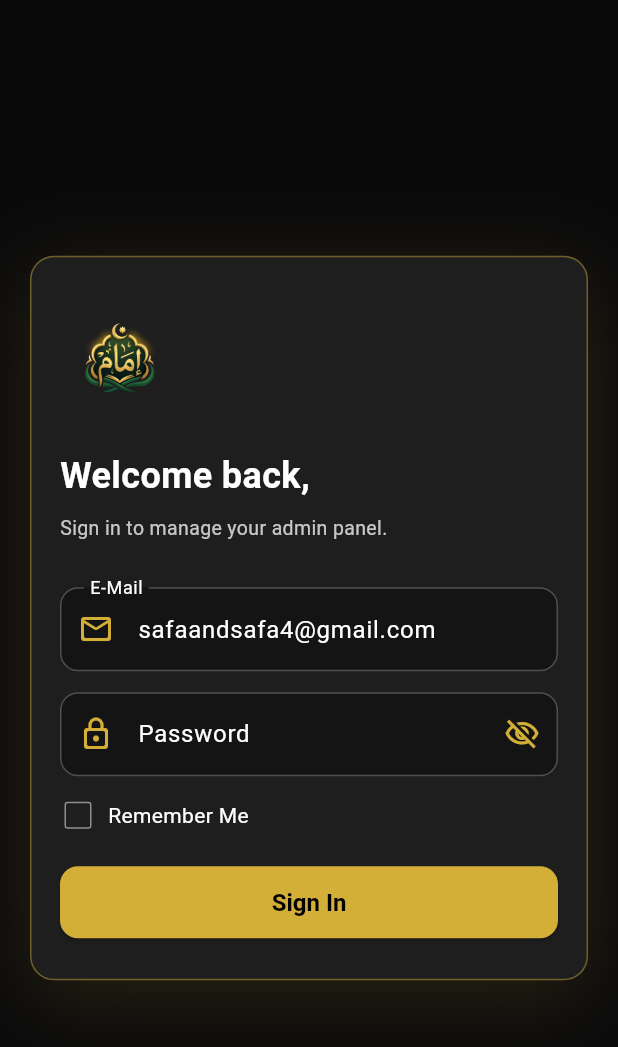
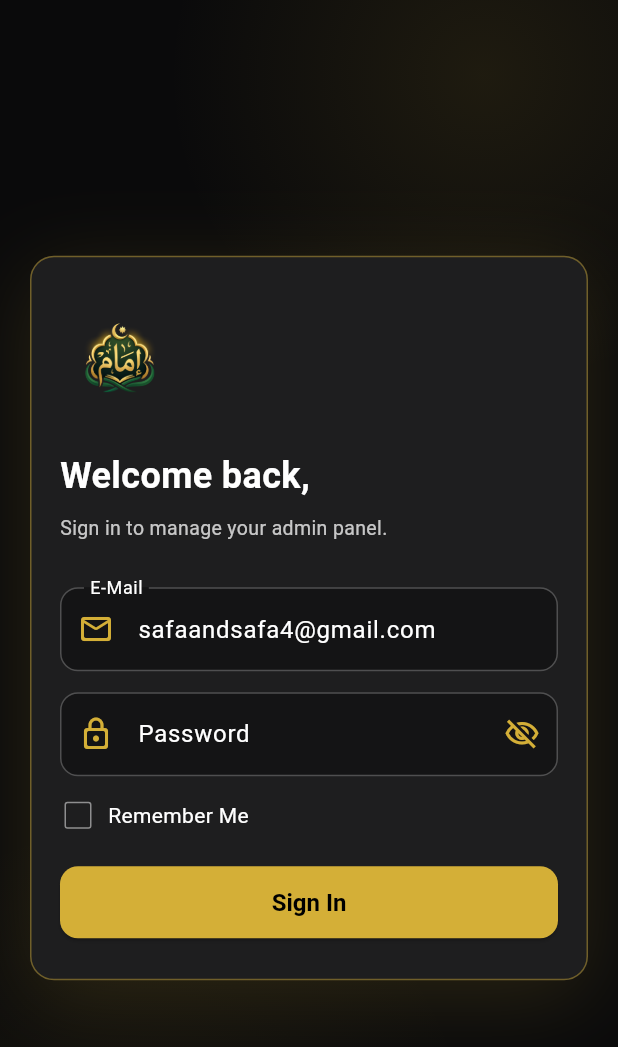
Before and after one commit to shpper-dev/emam-admin-web-app, a Flutter app: the screen it shows after launch, on a phone screen of 412 x 824 dp. Shown: the top 1047 px of the screen. Run offline on Flutter 3.47's test engine with Material 3 defaults, Android fonts, the phone set to English and light mode, and no system bars; our stand-ins replace cached_network_image, dio, firebase_core, flutter_riverpod, go_router, google_fonts and 2 more; accounts and stored records are empty.

Commit message:
UI changed

```diff
--- /dev/null
+++ b/devtools_options.yaml
@@ -0,0 +1,3 @@
+description: This file stores settings for Dart & Flutter DevTools.
+documentation: https://docs.flutter.dev/tools/devtools/extensions#configure-extension-enablement-states
+extensions:
--- a/lib/core/constants/app_constants.dart
+++ b/lib/core/constants/app_constants.dart
@@ -20,6 +20,13 @@ class AppConstants {
     color: bgColor,
     borderRadius: BorderRadius.circular(12),
     border: Border.all(color: Colors.white.withValues(alpha: 0.06)),
+    boxShadow: [
+      BoxShadow(
+        color: Colors.black.withValues(alpha: 0.25),
+        blurRadius: 10,
+        offset: const Offset(0, 4),
+      ),
+    ],
   );
 
   static const String emamLogo = 'assets/images/emam.png';
--- a/lib/core/responsive/desktop_scaffold.dart
+++ b/lib/core/responsive/desktop_scaffold.dart
@@ -18,7 +18,7 @@ class DesktopScaffold extends StatelessWidget {
           const AppDrawer().paddingOnly(left: 28),
           Container(
             width: 1,
-            color: Colors.grey.shade900,
+            color: const Color(0xFF1E1E20),
           ),
           Expanded(child: body),
         ],
--- a/lib/core/theme/app_theme.dart
+++ b/lib/core/theme/app_theme.dart
@@ -17,6 +17,9 @@ class AppTheme {
         scaffoldBackgroundColor: AppConstants.bgColor,
         brightness: Brightness.dark,
         fontFamily: GoogleFonts.aBeeZee().fontFamily,
+        splashColor: AppConstants.primary.withValues(alpha: 0.10),
+        highlightColor: AppConstants.primary.withValues(alpha: 0.05),
+        hoverColor: AppConstants.primary.withValues(alpha: 0.06),
         colorScheme: const ColorScheme.dark(
           primary: AppConstants.primary,
           onPrimary: Colors.black,
@@ -28,12 +31,44 @@ class AppTheme {
         appBarTheme: AppBarTheme(
           backgroundColor: AppConstants.bgColor,
           foregroundColor: AppConstants.primary,
+          elevation: 0,
+          scrolledUnderElevation: 0,
+          surfaceTintColor: Colors.transparent,
           iconTheme: const IconThemeData(color: AppConstants.primary),
           titleTextStyle: GoogleFonts.aBeeZee(
             color: AppConstants.primary,
             fontSize: 20,
             fontWeight: FontWeight.w600,
           ),
+        ),
+        dividerTheme: const DividerThemeData(
+          color: Color(0xFF1E1E20),
+          thickness: 1,
+          space: 1,
+        ),
+        dialogTheme: const DialogThemeData(
+          surfaceTintColor: Colors.transparent,
+        ),
+        cardTheme: const CardThemeData(
+          surfaceTintColor: Colors.transparent,
+        ),
+        progressIndicatorTheme: const ProgressIndicatorThemeData(
+          color: AppConstants.primary,
+        ),
+        tooltipTheme: TooltipThemeData(
+          decoration: BoxDecoration(
+            color: AppConstants.surfaceColor,
+            borderRadius: BorderRadius.circular(8),
+            border: Border.all(color: Colors.white.withValues(alpha: 0.1)),
+          ),
+          textStyle: GoogleFonts.aBeeZee(color: Colors.white, fontSize: 12),
+        ),
+        scrollbarTheme: ScrollbarThemeData(
+          thumbColor: WidgetStateProperty.all(
+            Colors.white.withValues(alpha: 0.18),
+          ),
+          radius: const Radius.circular(8),
+          thickness: WidgetStateProperty.all(6),
         ),
         inputDecorationTheme: InputDecorationTheme(
           labelStyle: GoogleFonts.aBeeZee(color: Colors.white),
@@ -66,7 +101,15 @@ class AppTheme {
           iconColor: AppConstants.primary,
         ),
         snackBarTheme: SnackBarThemeData(
-          contentTextStyle: GoogleFonts.aBeeZee(color: Colors.black),
+          backgroundColor: AppConstants.surfaceColor,
+          contentTextStyle: GoogleFonts.aBeeZee(color: Colors.white),
+          actionTextColor: AppConstants.primary,
+          behavior: SnackBarBehavior.floating,
+          elevation: 4,
+          shape: RoundedRectangleBorder(
+            borderRadius: BorderRadius.circular(12),
+            side: BorderSide(color: Colors.white.withValues(alpha: 0.08)),
+          ),
         ),
       );
 }
--- a/lib/features/auth/views/sign_in_view.dart
+++ b/lib/features/auth/views/sign_in_view.dart
@@ -68,7 +68,11 @@ class _SignInViewState extends ConsumerState<SignInView> {
 
     return Scaffold(
       backgroundColor: AppConstants.bgColor,
-      body: Center(
+      body: Stack(
+        fit: StackFit.expand,
+        children: [
+          const _SignInBackdrop(),
+          Center(
             child: SingleChildScrollView(
               padding: EdgeInsets.symmetric(
                 horizontal: MediaQuery.sizeOf(context).width < 600 ? 20 : 32,
@@ -94,6 +98,48 @@ class _SignInViewState extends ConsumerState<SignInView> {
               ),
             ),
           ),
+        ],
+      ),
     );
   }
 }
+
+/// Decorative, non-interactive glow behind the sign-in card. Purely visual —
+/// ignored for hit-testing so it never intercepts input.
+class _SignInBackdrop extends StatelessWidget {
+  const _SignInBackdrop();
+
+  @override
+  Widget build(BuildContext context) {
+    return IgnorePointer(
+      child: Stack(
+        fit: StackFit.expand,
+        children: [
+          Positioned(
+            top: -160,
+            right: -120,
+            child: _glowCircle(420, AppConstants.primary.withValues(alpha: 0.10)),
+          ),
+          Positioned(
+            bottom: -180,
+            left: -140,
+            child: _glowCircle(460, AppConstants.primary.withValues(alpha: 0.06)),
+          ),
+        ],
+      ),
+    );
+  }
+
+  Widget _glowCircle(double size, Color color) {
+    return Container(
+      width: size,
+      height: size,
+      decoration: BoxDecoration(
+        shape: BoxShape.circle,
+        gradient: RadialGradient(
+          colors: [color, color.withValues(alpha: 0)],
+        ),
+      ),
+    );
+  }
+}
```
Also changed, not shown: lib/core/constants/widget_constants.dart (+29 -12 lines), lib/core/widgets/section_empty_message.dart (+36 -8 lines). Lines whose indentation alone changed are shown as unchanged.
